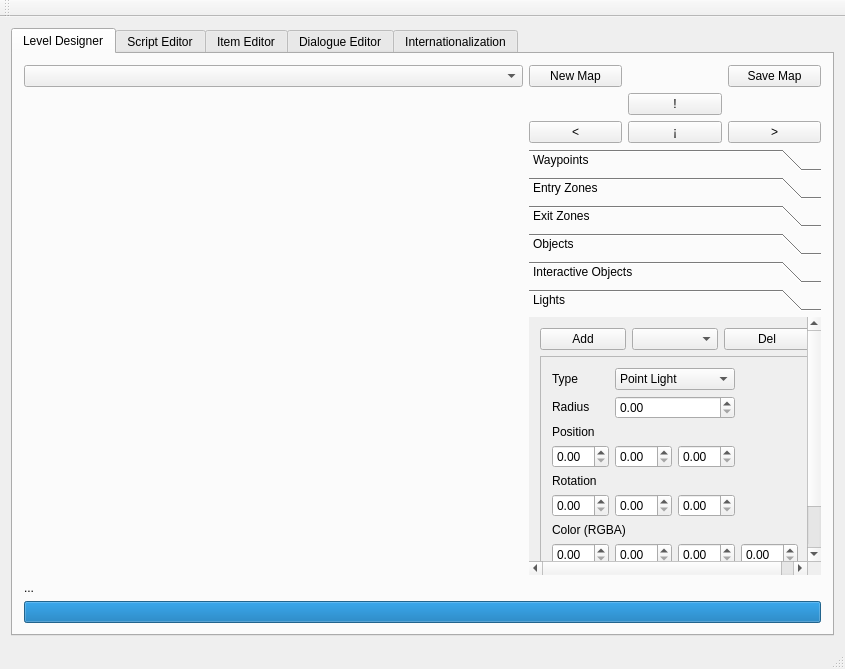
Above: game_editor/mainwindow.ui from Plaristote/fallout-equestria before the change. Below: the same form after it.
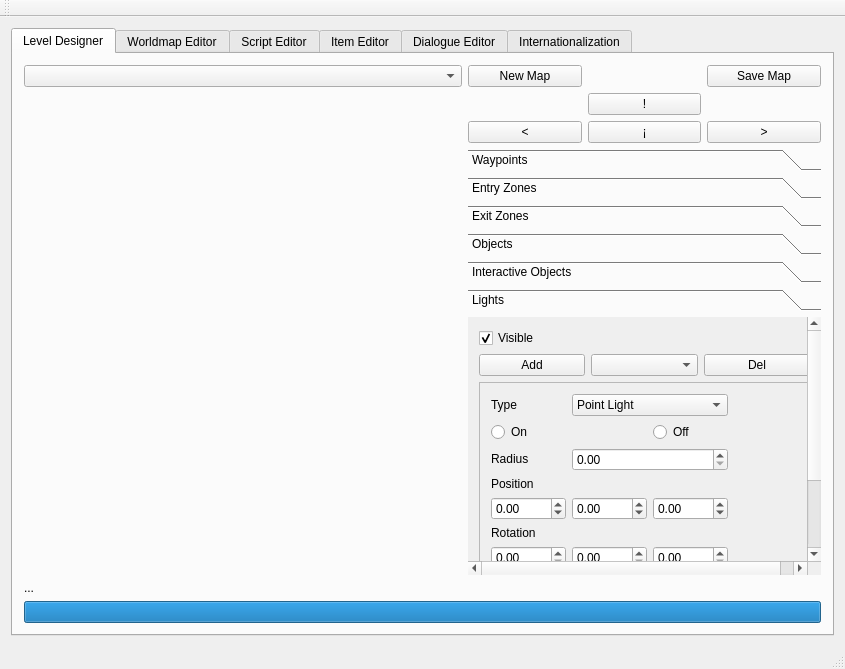
That is the form after the change. The open tabs and pages were chosen to show the change. Custom widgets are drawn as their Qt base class.

Commit message: + Implemented graphical representation of lights for the editor + Lights can now be turned on and off + Fixed light destruction + Fixed script for locking/unlocking doors

```diff
--- a/game_editor/mainwindow.ui
+++ b/game_editor/mainwindow.ui
@@ -306,7 +306,7 @@
             <rect>
              <x>0</x>
              <y>0</y>
-             <width>272</width>
+             <width>165</width>
              <height>92</height>
             </rect>
            </property>
@@ -358,7 +358,7 @@
             <rect>
              <x>0</x>
              <y>0</y>
-             <width>272</width>
+             <width>165</width>
              <height>215</height>
             </rect>
            </property>
@@ -827,32 +827,32 @@
             <rect>
              <x>0</x>
              <y>0</y>
-             <width>295</width>
-             <height>267</height>
+             <width>361</width>
+             <height>317</height>
             </rect>
            </property>
            <attribute name="label">
             <string>Lights</string>
            </attribute>
            <layout class="QGridLayout" name="gridLayout_14">
-            <item row="0" column="0">
+            <item row="1" column="0">
              <widget class="QPushButton" name="lightsAdd">
               <property name="text">
                <string>Add</string>
               </property>
              </widget>
             </item>
-            <item row="0" column="1">
+            <item row="1" column="1">
              <widget class="QComboBox" name="lightsSelect"/>
             </item>
-            <item row="0" column="2">
+            <item row="1" column="2">
              <widget class="QPushButton" name="lightsDel">
               <property name="text">
                <string>Del</string>
               </property>
              </widget>
             </item>
-            <item row="4" column="0" colspan="3">
+            <item row="5" column="0" colspan="3">
              <widget class="QFrame" name="lightFrame">
               <property name="frameShape">
                <enum>QFrame::StyledPanel</enum>
@@ -861,7 +861,7 @@
                <enum>QFrame::Raised</enum>
               </property>
               <layout class="QGridLayout" name="gridLayout_13">
-               <item row="4" column="0" colspan="3">
+               <item row="5" column="0" colspan="3">
                 <widget class="QLabel" name="label_12">
                  <property name="maximumSize">
                   <size>
@@ -874,8 +874,12 @@
                  </property>
                 </widget>
                </item>
-               <item row="1" column="1" colspan="2">
-                <widget class="QDoubleSpinBox" name="lightRadius"/>
+               <item row="2" column="1" colspan="2">
+                <widget class="QDoubleSpinBox" name="lightRadius">
+                 <property name="maximum">
+                  <double>500.000000000000000</double>
+                 </property>
+                </widget>
                </item>
                <item row="0" column="0">
                 <widget class="QLabel" name="label_13">
@@ -884,19 +888,38 @@
                  </property>
                 </widget>
                </item>
-               <item row="5" column="0">
-                <widget class="QDoubleSpinBox" name="lightRotX"/>
+               <item row="6" column="0">
+                <widget class="QDoubleSpinBox" name="lightRotX">
+                 <property name="maximum">
+                  <double>359.000000000000000</double>
+                 </property>
+                </widget>
                </item>
-               <item row="3" column="2">
-                <widget class="QDoubleSpinBox" name="lightPosZ"/>
+               <item row="4" column="2">
+                <widget class="QDoubleSpinBox" name="lightPosZ">
+                 <property name="minimum">
+                  <double>-9999.000000000000000</double>
+                 </property>
+                 <property name="maximum">
+                  <double>9999.000000000000000</double>
+                 </property>
+                </widget>
                </item>
-               <item row="7" column="1">
-                <widget class="QDoubleSpinBox" name="lightColorG"/>
+               <item row="8" column="1">
+                <widget class="QDoubleSpinBox" name="lightColorG">
+                 <property name="maximum">
+                  <double>255.000000000000000</double>
+                 </property>
+                </widget>
                </item>
-               <item row="5" column="1">
-                <widget class="QDoubleSpinBox" name="lightRotY"/>
+               <item row="6" column="1">
+                <widget class="QDoubleSpinBox" name="lightRotY">
+                 <property name="maximum">
+                  <double>359.000000000000000</double>
+                 </property>
+                </widget>
                </item>
-               <item row="2" column="0" colspan="3">
+               <item row="3" column="0" colspan="3">
                 <widget class="QLabel" name="label_11">
                  <property name="minimumSize">
                   <size>
@@ -939,16 +962,28 @@
                  </item>
                 </widget>
                </item>
-               <item row="7" column="3">
-                <widget class="QDoubleSpinBox" name="lightColorA"/>
+               <item row="8" column="3">
+                <widget class="QDoubleSpinBox" name="lightColorA">
+                 <property name="maximum">
+                  <double>255.000000000000000</double>
+                 </property>
+                </widget>
                </item>
-               <item row="5" column="2">
-                <widget class="QDoubleSpinBox" name="lightRotZ"/>
+               <item row="6" column="2">
+                <widget class="QDoubleSpinBox" name="lightRotZ">
+                 <property name="maximum">
+                  <double>359.000000000000000</double>
+                 </property>
+                </widget>
                </item>
-               <item row="7" column="2">
-                <widget class="QDoubleSpinBox" name="lightColorB"/>
+               <item row="8" column="2">
+                <widget class="QDoubleSpinBox" name="lightColorB">
+                 <property name="maximum">
+                  <double>255.000000000000000</double>
+                 </property>
+                </widget>
                </item>
-               <item row="6" column="0" colspan="3">
+               <item row="7" column="0" colspan="3">
                 <widget class="QLabel" name="label_14">
                  <property name="maximumSize">
                   <size>
@@ -961,13 +996,27 @@
                  </property>
                 </widget>
                </item>
-               <item row="7" column="0">
-                <widget class="QDoubleSpinBox" name="lightColorR"/>
+               <item row="8" column="0">
+                <widget class="QDoubleSpinBox" name="lightColorR">
+                 <property name="maximum">
+                  <double>255.000000000000000</double>
+                 </property>
+                </widget>
                </item>
-               <item row="3" column="1">
-                <widget class="QDoubleSpinBox" name="lightPosY"/>
+               <item row="4" column="1">
+                <widget class="QDoubleSpinBox" name="lightPosY">
+                 <property name="minimum">
+                  <double>-9999.000000000000000</double>
+                 </property>
+                 <property name="maximum">
+                  <double>9999.000000000000000</double>
+                 </property>
+                 <property name="value">
+                  <double>0.000000000000000</double>
+                 </property>
+                </widget>
                </item>
-               <item row="1" column="0">
+               <item row="2" column="0">
                 <widget class="QLabel" name="label_15">
                  <property name="maximumSize">
                   <size>
@@ -980,19 +1029,50 @@
                  </property>
                 </widget>
                </item>
-               <item row="3" column="0">
-                <widget class="QDoubleSpinBox" name="lightPosX"/>
+               <item row="4" column="0">
+                <widget class="QDoubleSpinBox" name="lightPosX">
+                 <property name="minimum">
+                  <double>-9999.000000000000000</double>
+                 </property>
+                 <property name="maximum">
+                  <double>9999.000000000000000</double>
+                 </property>
+                </widget>
                </item>
-               <item row="8" column="0" colspan="4">
+               <item row="9" column="0" colspan="4">
                 <widget class="QPushButton" name="lightCompile">
                  <property name="text">
                   <string>Apply changes</string>
                  </property>
                 </widget>
                </item>
+               <item row="1" column="0" colspan="2">
+                <widget class="QRadioButton" name="lightSetEnabled">
+                 <property name="text">
+                  <string>On</string>
+                 </property>
+                </widget>
+               </item>
+               <item row="1" column="2" colspan="2">
+                <widget class="QRadioButton" name="lightSetDisabled">
+                 <property name="text">
+                  <string>Off</string>
+                 </property>
+                </widget>
+               </item>
               </layout>
              </widget>
             </item>
+            <item row="0" column="0" colspan="3">
+             <widget class="QCheckBox" name="lightsVisible">
+              <property name="text">
+               <string>Visible</string>
+              </property>
+              <property name="checked">
+               <bool>true</bool>
+              </property>
+             </widget>
+            </item>
            </layout>
           </widget>
          </widget>
@@ -1056,6 +1136,16 @@
         </item>
        </layout>
       </widget>
+      <widget class="QWidget" name="tabWorldmap">
+       <attribute name="title">
+        <string>Worldmap Editor</string>
+       </attribute>
+       <layout class="QVBoxLayout" name="verticalLayout_6">
+        <item>
+         <widget class="WorldmapEditor" name="worldmapEditor" native="true"/>
+        </item>
+       </layout>
+      </widget>
       <widget class="QWidget" name="tabScriptEditor">
        <attribute name="title">
         <string>Script Editor</string>
@@ -1294,6 +1384,12 @@
    <header>itemeditor.h</header>
    <container>1</container>
   </customwidget>
+  <customwidget>
+   <class>WorldmapEditor</class>
+   <extends>QWidget</extends>
+   <header>worldmapeditor.h</header>
+   <container>1</container>
+  </customwidget>
  </customwidgets>
  <resources/>
  <connections/>
```
The commit also changes 9 other files.
